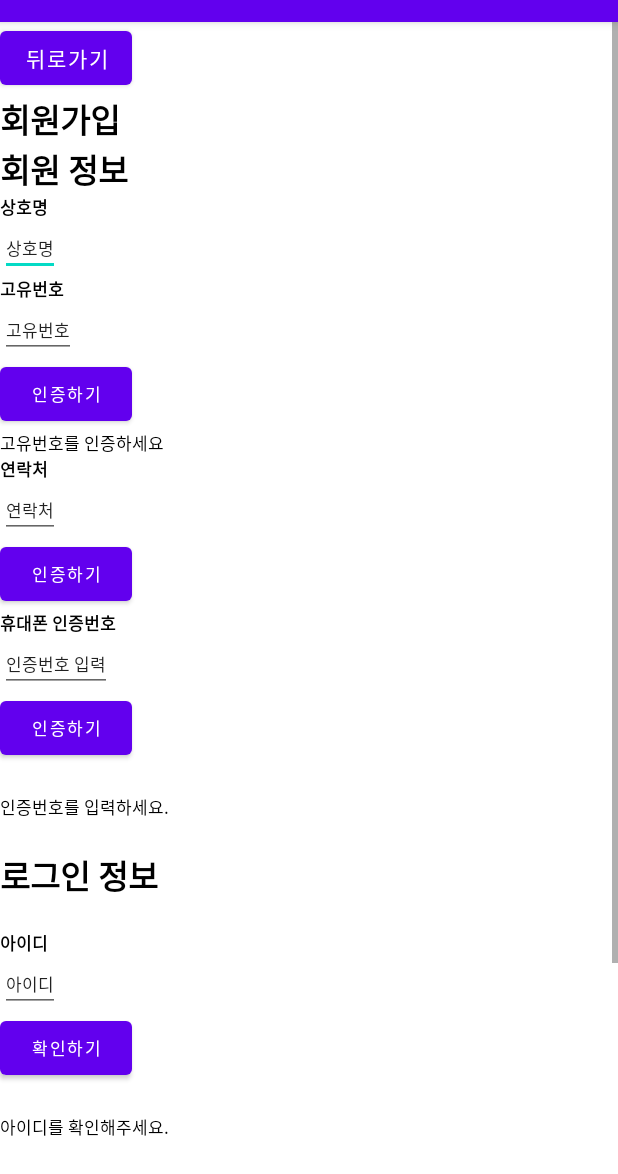
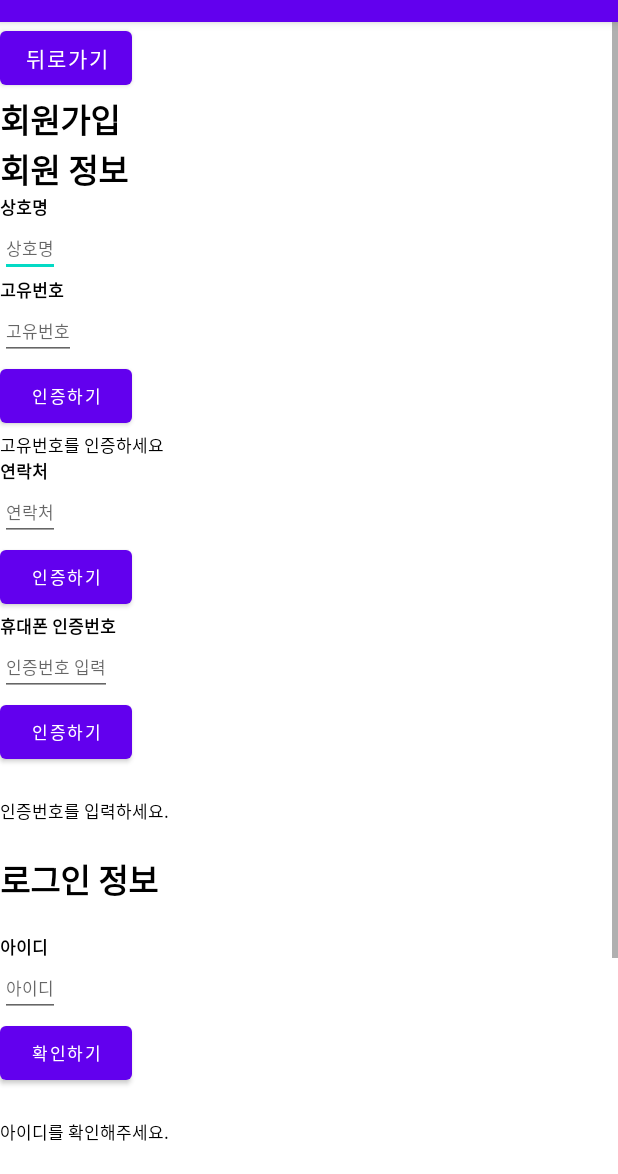
Before and after one commit to Gongdongjang/admin_client, an Android app: the SignUpActivity screen opened directly, with no data from a screen before it, on a phone screen of 412 x 824 dp, the part 62-1236 px from its top. Run offline under Robolectric (Android 15) with nearby library versions, the phone set to English and light mode, and no system bars.

Commit message:
[기능변경] EditText text -> hint로 일괇 변경

```diff
--- a/app/src/main/res/layout/activity_sign_up.xml
+++ b/app/src/main/res/layout/activity_sign_up.xml
@@ -63,7 +63,7 @@
         android:layout_height="wrap_content"
         android:inputType="textPersonName"
         android:textSize="5pt"
-        android:text="상호명"
+        android:hint="상호명"
         app:layout_constraintStart_toStartOf="@+id/name_title"
         app:layout_constraintTop_toBottomOf="@+id/name_title"/>
 
@@ -84,7 +84,7 @@
         android:layout_height="wrap_content"
         android:inputType="text"
         android:textSize="5pt"
-        android:text="고유번호"
+        android:hint="고유번호"
         app:layout_constraintStart_toStartOf="@+id/unique_number_title"
         app:layout_constraintTop_toBottomOf="@+id/unique_number_title"/>
 
@@ -124,7 +124,7 @@
         android:layout_height="wrap_content"
         android:inputType="phone"
         android:textSize="5pt"
-        android:text="연락처"
+        android:hint="연락처"
         app:layout_constraintStart_toStartOf="@+id/phone_number_title"
         app:layout_constraintTop_toBottomOf="@+id/phone_number_title"/>
 
@@ -154,7 +154,7 @@
         android:layout_height="wrap_content"
         android:inputType="number"
         android:textSize="5pt"
-        android:text="인증번호 입력"
+        android:hint="인증번호 입력"
         app:layout_constraintStart_toStartOf="@+id/verify_title"
         app:layout_constraintTop_toBottomOf="@+id/verify_title"/>
 
@@ -209,7 +209,7 @@
         android:layout_height="wrap_content"
         android:inputType="textEmailAddress"
         android:textSize="5pt"
-        android:text="아이디"
+        android:hint="아이디"
         app:layout_constraintStart_toStartOf="@+id/id_title"
         app:layout_constraintTop_toBottomOf="@+id/id_title"/>
 
@@ -251,7 +251,7 @@
         android:layout_height="wrap_content"
         android:inputType="textEmailAddress"
         android:textSize="5pt"
-        android:text="비밀번호"
+        android:hint="비밀번호"
         app:layout_constraintStart_toStartOf="@+id/pwd_title"
         app:layout_constraintTop_toBottomOf="@+id/pwd_title"/>
 
@@ -261,7 +261,7 @@
         android:layout_height="wrap_content"
         android:inputType="textEmailAddress"
         android:textSize="5pt"
-        android:text="비밀번호 확인"
+        android:hint="비밀번호 확인"
         app:layout_constraintStart_toStartOf="@+id/pwd_input"
         app:layout_constraintTop_toBottomOf="@+id/pwd_input"/>
 
```
